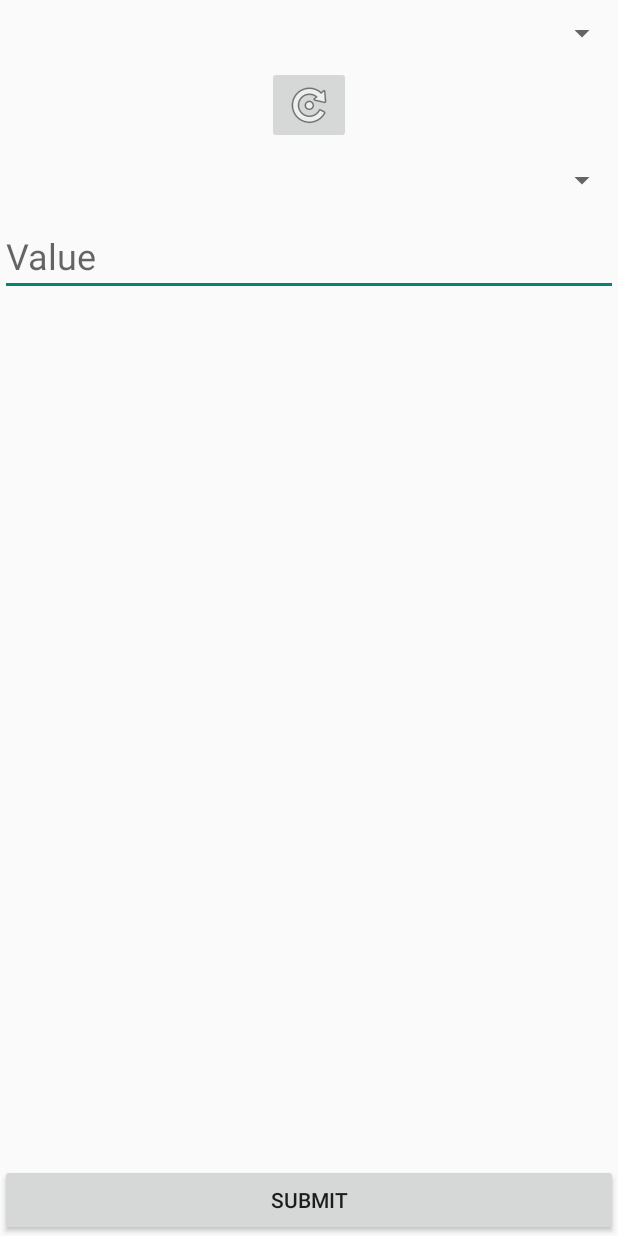
After one commit to deep-stuff-08/ExpenseTracker, an Android app: the fragment TransferFragment shown on its own in the app's theme, on a phone screen of 412 x 824 dp. The commit adds this screen. Run offline under Robolectric (Android 15) with nearby library versions, the phone set to English and light mode, and no system bars.

Commit message:
Bug Fixes plus transfer UI basic

```diff
--- a/app/build.gradle.kts
+++ b/app/build.gradle.kts
@@ -35,7 +35,7 @@ dependencies {
 
     implementation("androidx.appcompat:appcompat:1.6.1")
     implementation("com.google.android.material:material:1.11.0")
-    implementation("androidx.constraintlayout:constraintlayout:2.1.4")
+    implementation("androidx.viewpager2:viewpager2:1.0.0")
     implementation("androidx.navigation:navigation-fragment:2.7.6")
     implementation("androidx.navigation:navigation-ui:2.7.6")
     implementation("androidx.annotation:annotation:1.7.1")
--- a/app/src/main/AndroidManifest.xml
+++ b/app/src/main/AndroidManifest.xml
@@ -17,6 +17,7 @@
         android:roundIcon="@mipmap/ic_launcher_round"
         android:supportsRtl="true"
         android:enableOnBackInvokedCallback="true"
+        android:theme="@style/Theme.AppCompat.DayNight.NoActionBar"
         tools:targetApi="tiramisu">
         <activity
             android:name=".MainActivity"
--- a/app/src/main/java/com/example/expensetracker/fragments/HomeFragment.java
+++ b/app/src/main/java/com/example/expensetracker/fragments/HomeFragment.java
@@ -38,7 +38,7 @@ public class HomeFragment extends Fragment {
 
     @Override
     public void onViewCreated(@NonNull View view, @Nullable Bundle savedInstanceState) {
-        view.findViewById(R.id.fab).setOnClickListener(view1 -> Navigation.findNavController(view1).navigate(R.id.action_homeFragment_to_addExpenseFragment));
+        view.findViewById(R.id.fab).setOnClickListener(view1 -> Navigation.findNavController(view1).navigate(R.id.action_homeFragment_to_entryFragment));
         view.findViewById(R.id.unconfirmed_parent).setOnClickListener(view2 -> Navigation.findNavController(view2).navigate(R.id.action_homeFragment_to_unconfirmedEntryFragment));
     }
 
--- /dev/null
+++ b/app/src/main/java/com/example/expensetracker/fragments/TransferFragment.java
@@ -0,0 +1,27 @@
+package com.example.expensetracker.fragments;
+
+import android.os.Bundle;
+
+import androidx.fragment.app.Fragment;
+
+import android.view.LayoutInflater;
+import android.view.View;
+import android.view.ViewGroup;
+
+import com.example.expensetracker.R;
+
+public class TransferFragment extends Fragment {
+    public TransferFragment() {
+        // Required empty public constructor
+    }
+    @Override
+    public void onCreate(Bundle savedInstanceState) {
+        super.onCreate(savedInstanceState);
+    }
+
+    @Override
+    public View onCreateView(LayoutInflater inflater, ViewGroup container,
+                             Bundle savedInstanceState) {
+        return inflater.inflate(R.layout.fragment_transfer, container, false);
+    }
+}
--- a/app/src/main/res/layout/fragment_home.xml
+++ b/app/src/main/res/layout/fragment_home.xml
@@ -46,7 +46,10 @@
         android:layout_height="wrap_content"
         android:layout_alignParentEnd="true"
         android:layout_alignParentBottom="true"
-        android:layout_margin="16dp"
+        android:layout_marginStart="16dp"
+        android:layout_marginTop="16dp"
+        android:layout_marginEnd="16dp"
+        android:layout_marginBottom="16dp"
         android:backgroundTint="?attr/colorAccent"
         android:contentDescription="@string/hello_blank_fragment"
         android:src="@android:drawable/ic_input_add"
--- /dev/null
+++ b/app/src/main/res/layout/fragment_transfer.xml
@@ -0,0 +1,45 @@
+<?xml version="1.0" encoding="utf-8"?>
+<RelativeLayout xmlns:android="http://schemas.android.com/apk/res/android"
+    xmlns:tools="http://schemas.android.com/tools"
+    android:layout_width="match_parent"
+    android:layout_height="match_parent">
+
+    <Spinner
+        android:id="@+id/spinner_from"
+        android:layout_width="match_parent"
+        android:layout_height="44dp"
+        android:layout_alignParentTop="true"/>
+
+    <ImageButton
+        android:id="@+id/btn_swap"
+        android:layout_width="wrap_content"
+        android:layout_height="wrap_content"
+        android:layout_below="@id/spinner_from"
+        android:layout_centerHorizontal="true"
+        android:contentDescription="@string/settle_swap"
+        android:src="@android:drawable/ic_menu_rotate"
+        tools:ignore="TouchTargetSizeCheck" />
+
+    <Spinner
+        android:id="@+id/spinner_to"
+        android:layout_width="match_parent"
+        android:layout_height="48dp"
+        android:layout_below="@id/btn_swap" />
+
+    <EditText
+        android:layout_width="match_parent"
+        android:layout_height="wrap_content"
+        android:id="@+id/edit_value"
+        android:inputType="number"
+        android:layout_below="@id/spinner_to"
+        android:autofillHints=""
+        android:textSize="24sp"
+        android:hint="@string/add_expense_value"/>
+
+    <Button
+        android:layout_width="match_parent"
+        android:layout_height="wrap_content"
+        android:text="@string/add_expense_submit"
+        android:layout_alignParentBottom="true"/>
+
+</RelativeLayout>
--- a/app/src/main/res/values/strings.xml
+++ b/app/src/main/res/values/strings.xml
@@ -21,4 +21,6 @@
     <string name="unconfirmed_entries">Unconfimed Entries</string>
     <string name="value_div">%1$d / %2$d</string>
     <string name="expense_share_user_me">Me</string>
+    <string name="settle_swap">Swap</string>
+    <string name="incomeorexpensetab">IncomeOrExpense</string>
 </resources>
```
Also changed, not shown: app/src/main/java/com/example/expensetracker/adapters/SettingsEntryAdapter.java (+13 -11 lines), app/src/main/java/com/example/expensetracker/adapters/SharedUserAdapter.java (+8 -4 lines), app/src/main/java/com/example/expensetracker/adapters/TabLayoutAdapter.java (added, +29 -0 lines), app/src/main/java/com/example/expensetracker/adapters/UnconfirmedEntriesAdapter.java (+8 -6 lines), app/src/main/java/com/example/expensetracker/fragments/AddExpenseFragment.java (+28 -14 lines), app/src/main/java/com/example/expensetracker/fragments/EntryFragment.java (added, +42 -0 lines), app/src/main/res/layout/adapter_unconfirmed.xml (+9 -0 lines), app/src/main/res/layout/fragment_entry.xml (added, +19 -0 lines), app/src/main/res/navigation/nav_graph.xml (+10 -10 lines).
